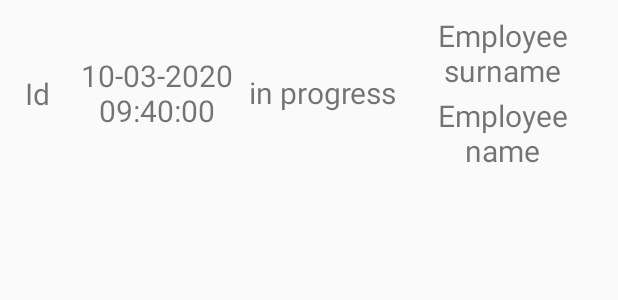
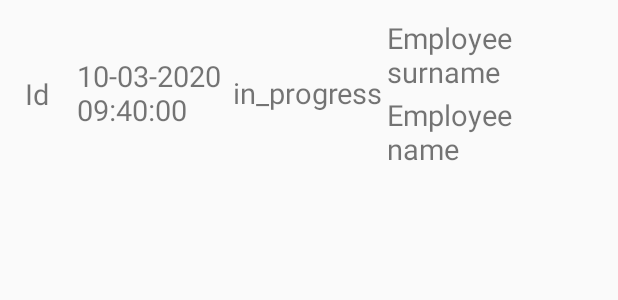
Before and after one commit to asawc/modified-probelalkhan-Android-Tutorial-show_releases-master-master-master, an Android app: the layout content_release.xml on its own in the app's theme, with its tools: preview values and no code run, on a phone screen of 412 x 824 dp. Shown: the top 300 px of the screen. Run offline under Robolectric (Android 15) with nearby library versions, the phone set to English and light mode, and no system bars.

Commit message:
Status is showed in String.

```diff
--- a/app/build.gradle
+++ b/app/build.gradle
@@ -9,7 +9,7 @@ android {
     //buildToolsVersion "28.0.3"
 
     defaultConfig {
-        applicationId "my_app.v8"
+        applicationId "my_app.v9"
         minSdkVersion 22
         targetSdkVersion 28
         versionCode 1
--- a/app/src/main/res/layout/content_release.xml
+++ b/app/src/main/res/layout/content_release.xml
@@ -36,23 +36,23 @@
 
     <TextView
         android:id="@+id/date_creation_2"
-        android:layout_width="110dp"
+        android:layout_width="103dp"
         android:layout_height="124dp"
         android:layout_toEndOf="@+id/id_release"
         android:gravity="center_horizontal|center_vertical"
         android:padding="1dp"
         android:text="10-03-2020 09:40:00"
-        android:textAlignment="center"
+        android:textAlignment="textStart"
         android:textSize="@dimen/release_list_item_text_size" />
 
     <TextView
         android:id="@+id/release_status"
-        android:layout_width="110dp"
+        android:layout_width="103dp"
         android:layout_height="124dp"
         android:layout_toEndOf="@id/date_creation_2"
         android:gravity="center_horizontal|center_vertical"
         android:padding="1dp"
-        android:text="in progress"
+        android:text="in_progress"
         android:textAlignment="center"
         android:textSize="@dimen/release_list_item_text_size" />
 
@@ -66,7 +66,7 @@
         android:gravity="bottom|center_horizontal"
         android:padding="1dp"
         android:text="Employee surname"
-        android:textAlignment="center"
+        android:textAlignment="textStart"
         android:textSize="@dimen/release_list_item_text_size" />
 
     <TextView
@@ -79,7 +79,7 @@
         android:gravity="center_horizontal|top"
         android:padding="1dp"
         android:text="Employee name"
-        android:textAlignment="center"
+        android:textAlignment="textStart"
         android:textSize="@dimen/release_list_item_text_size" />
 
 </RelativeLayout>
--- a/app/src/main/res/layout/release_activity_list_header.xml
+++ b/app/src/main/res/layout/release_activity_list_header.xml
@@ -26,17 +26,17 @@
         android:layout_toEndOf="@+id/id">
 
         <TextView
-            android:layout_width="110dp"
+            android:layout_width="103dp"
             android:layout_height="match_parent"
             android:gravity="center_horizontal|center_vertical"
-            android:padding="5dp"
+            android:padding="3dp"
             android:text="Creation date"
             android:textAlignment="center"
             android:textSize="@dimen/release_list_item_text_size"
             android:textStyle="bold" />
 
         <TextView
-            android:layout_width="90dp"
+            android:layout_width="103dp"
             android:layout_height="match_parent"
             android:layout_weight="0"
             android:gravity="center_horizontal|center_vertical"
--- a/app/src/main/res/values/dimens.xml
+++ b/app/src/main/res/values/dimens.xml
@@ -7,5 +7,5 @@
     <dimen name="product_list_item_text_size">20sp</dimen>
     <dimen name="product_dropdown_item_text_size">16sp</dimen>
 
-    <dimen name="release_list_item_text_size">20sp</dimen>
+    <dimen name="release_list_item_text_size">19sp</dimen>
 </resources>
--- a/app/src/main/res/values/strings.xml
+++ b/app/src/main/res/values/strings.xml
@@ -1,6 +1,6 @@
 <?xml version="1.0" encoding="utf-8"?>
 <resources>
-    <string name="app_name">My App v8</string>
+    <string name="app_name">My App v9</string>
     <string name="id">Id</string>
     <string name="name">Name</string>
     <string name="surname">Surname</string>
```
